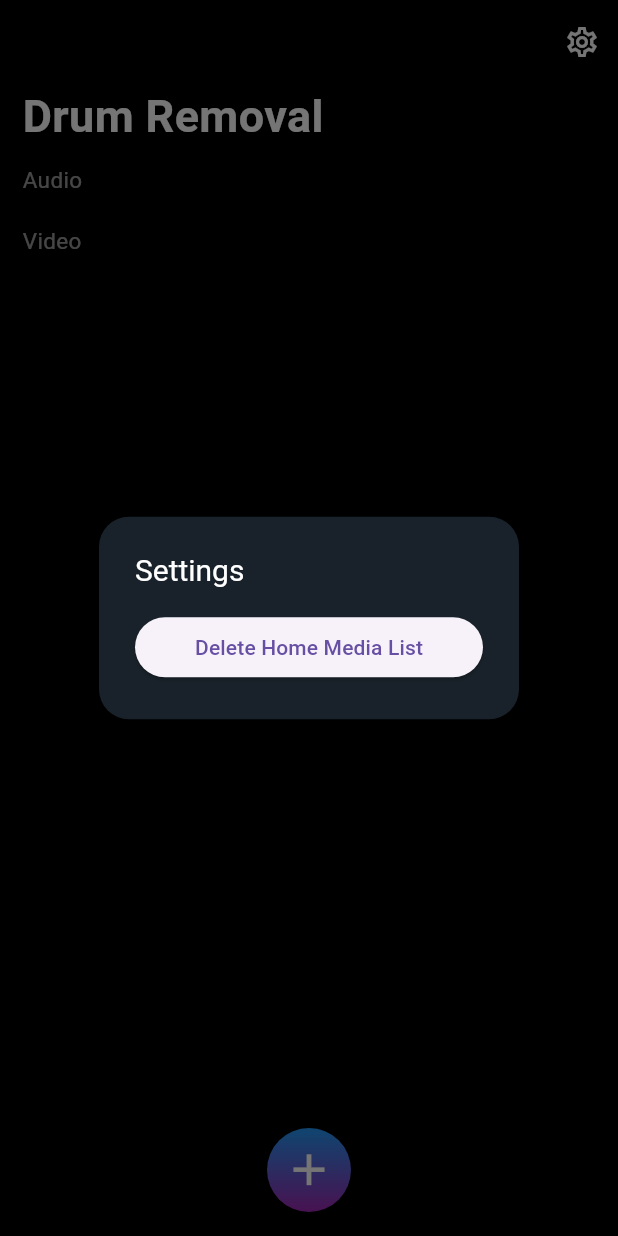
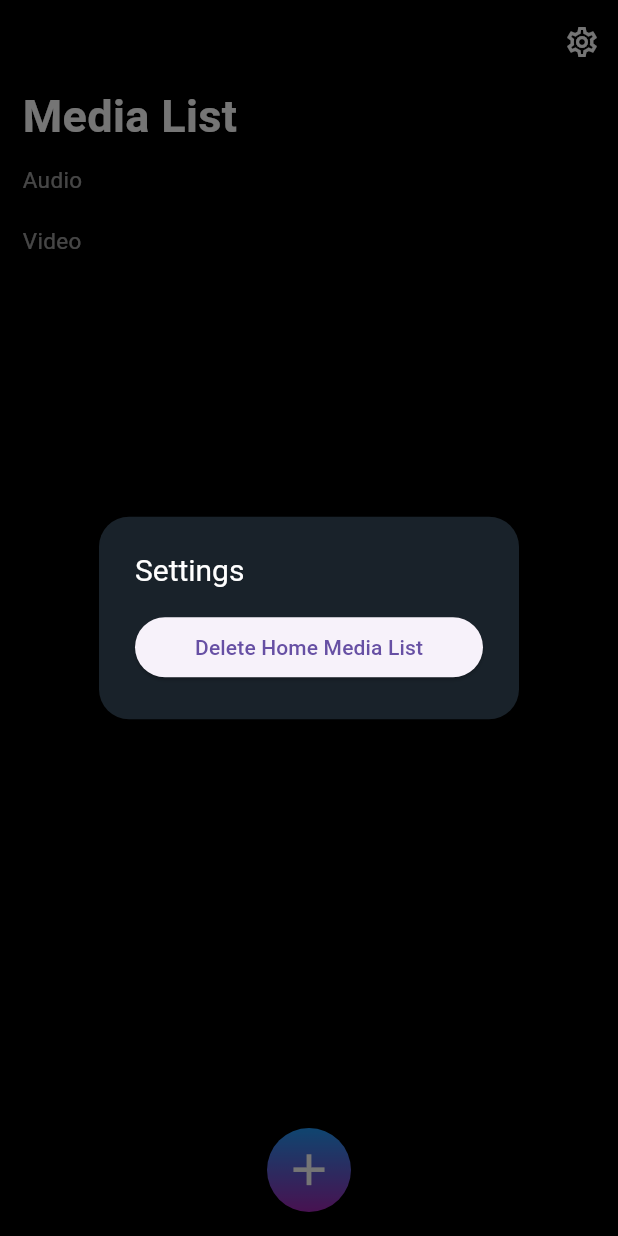
Before and after one commit to phuong2512/Media-Manager, a Flutter app: the screen it shows after launch, after a tap on the "settings" icon, on a phone screen of 412 x 824 dp. Run offline on Flutter 3.47's test engine with Material 3 defaults, Android fonts, the phone set to English and light mode, and no system bars; our stand-ins replace get_it, permission_handler, share_plus, shared_preferences; missing offline and left inert: media_kit, media_kit_video, video_thumbnail.

Commit message:
feat: clean code

```diff
--- a/lib/presentations/features/home/home_screen.dart
+++ b/lib/presentations/features/home/home_screen.dart
@@ -100,7 +100,6 @@ class _HomeScreenContentState extends State<_HomeScreenContent>
               }
 
               return HomeBody(
-                controller: _controller,
                 onPlayMedia: _playMedia,
                 onHandleOptions: _handleMediaOptions,
               );
@@ -110,7 +109,6 @@ class _HomeScreenContentState extends State<_HomeScreenContent>
       ),
       floatingActionButtonLocation: FloatingActionButtonLocation.centerFloat,
       floatingActionButton: FloatingActionButtonWidget(
-        controller: _controller,
         onPress: _addMediaToHome,
       ),
     );
--- a/lib/presentations/features/home/widgets/floating_action_button_widget.dart
+++ b/lib/presentations/features/home/widgets/floating_action_button_widget.dart
@@ -1,18 +1,19 @@
 import 'package:flutter/material.dart';
 import 'package:media_manager/presentations/features/home/home_controller.dart';
+import 'package:provider/provider.dart';
 
 class FloatingActionButtonWidget extends StatelessWidget {
-  final HomeController controller;
   final VoidCallback onPress;
 
   const FloatingActionButtonWidget({
     super.key,
-    required this.controller,
     required this.onPress,
   });
 
   @override
   Widget build(BuildContext context) {
+    final controller = context.read<HomeController>();
+
     return Container(
       width: 56,
       height: 56,
--- a/lib/presentations/features/home/widgets/home_body.dart
+++ b/lib/presentations/features/home/widgets/home_body.dart
@@ -2,21 +2,22 @@ import 'package:flutter/material.dart';
 import 'package:media_manager/core/models/media.dart';
 import 'package:media_manager/presentations/features/home/home_controller.dart';
 import 'package:media_manager/presentations/features/home/widgets/media_list_tile.dart';
+import 'package:provider/provider.dart';
 
 class HomeBody extends StatelessWidget {
-  final HomeController controller;
   final Function(Media) onPlayMedia;
   final Function(Media) onHandleOptions;
 
   const HomeBody({
     super.key,
-    required this.controller,
     required this.onPlayMedia,
     required this.onHandleOptions,
   });
 
   @override
   Widget build(BuildContext context) {
+    final controller = context.read<HomeController>();
+
     return StreamBuilder<List<Media>>(
       stream: controller.homeMediaListStream,
       builder: (context, mediaSnapshot) {
@@ -28,7 +29,7 @@ class HomeBody extends StatelessWidget {
             crossAxisAlignment: CrossAxisAlignment.start,
             children: [
               const Text(
-                'Drum Removal',
+                'Media List',
                 style: TextStyle(
                   fontSize: 30,
                   fontWeight: FontWeight.bold,
@@ -38,7 +39,6 @@ class HomeBody extends StatelessWidget {
               MediaListTile(
                 mediaType: 'Audio',
                 mediaList: homeAudioList,
-                controller: controller,
                 onTap: onPlayMedia,
                 onLongPress: onHandleOptions,
                 onIconPress: onHandleOptions,
@@ -47,7 +47,6 @@ class HomeBody extends StatelessWidget {
               MediaListTile(
                 mediaType: 'Video',
                 mediaList: homeVideoList,
-                controller: controller,
                 onTap: onPlayMedia,
                 onLongPress: onHandleOptions,
                 onIconPress: onHandleOptions,
--- a/lib/presentations/features/home/widgets/media_list_tile.dart
+++ b/lib/presentations/features/home/widgets/media_list_tile.dart
@@ -2,12 +2,10 @@ import 'package:flutter/material.dart';
 import 'package:media_manager/core/models/media.dart';
 import 'package:media_manager/core/utils/app_colors.dart';
 import 'package:media_manager/core/utils/format.dart';
-import 'package:media_manager/presentations/features/home/home_controller.dart';
 
 class MediaListTile extends StatelessWidget {
   final String mediaType;
   final List<Media> mediaList;
-  final HomeController controller;
   final void Function(Media) onTap;
   final void Function(Media) onLongPress;
   final void Function(Media) onIconPress;
@@ -16,7 +14,6 @@ class MediaListTile extends StatelessWidget {
     super.key,
     required this.mediaType,
     required this.mediaList,
-    required this.controller,
     required this.onTap,
     required this.onLongPress,
     required this.onIconPress,
--- a/lib/presentations/features/home/widgets/media_player/media_player_dialog.dart
+++ b/lib/presentations/features/home/widgets/media_player/media_player_dialog.dart
@@ -34,7 +34,7 @@ class MediaPlayerDialog extends StatelessWidget {
 class _MediaPlayerDialogContent extends StatelessWidget {
   @override
   Widget build(BuildContext context) {
-    final controller = context.watch<MediaPlayerController>();
+    final controller = context.read<MediaPlayerController>();
 
     return StreamBuilder<bool>(
       stream: controller.isInitializedStream,
@@ -70,8 +70,8 @@ class _MediaPlayerDialogContent extends StatelessWidget {
             child: Column(
               mainAxisSize: MainAxisSize.min,
               children: [
-                PlayerWidget(controller: controller),
-                MediaControllerWidget(controller: controller),
+                PlayerWidget(),
+                MediaControllerWidget(),
               ],
             ),
           ),
--- a/lib/presentations/features/home/widgets/video_widget.dart
+++ b/lib/presentations/features/home/widgets/video_widget.dart
@@ -1,14 +1,16 @@
 import 'package:flutter/material.dart';
 import 'package:media_kit_video/media_kit_video.dart';
 import 'package:media_manager/presentations/features/home/widgets/media_player/media_player_controller.dart';
+import 'package:provider/provider.dart';
 
 class VideoWidget extends StatelessWidget {
-  final MediaPlayerController controller;
 
-  const VideoWidget({super.key, required this.controller});
+  const VideoWidget({super.key});
 
   @override
   Widget build(BuildContext context) {
+    final controller = context.read<MediaPlayerController>();
+
     return Container(
       margin: const EdgeInsets.all(15),
       decoration: BoxDecoration(
```
Also changed, not shown: lib/presentations/features/home/widgets/media_controller_widget.dart (+4 -3 lines), lib/presentations/features/home/widgets/player_widget.dart (+5 -3 lines).
